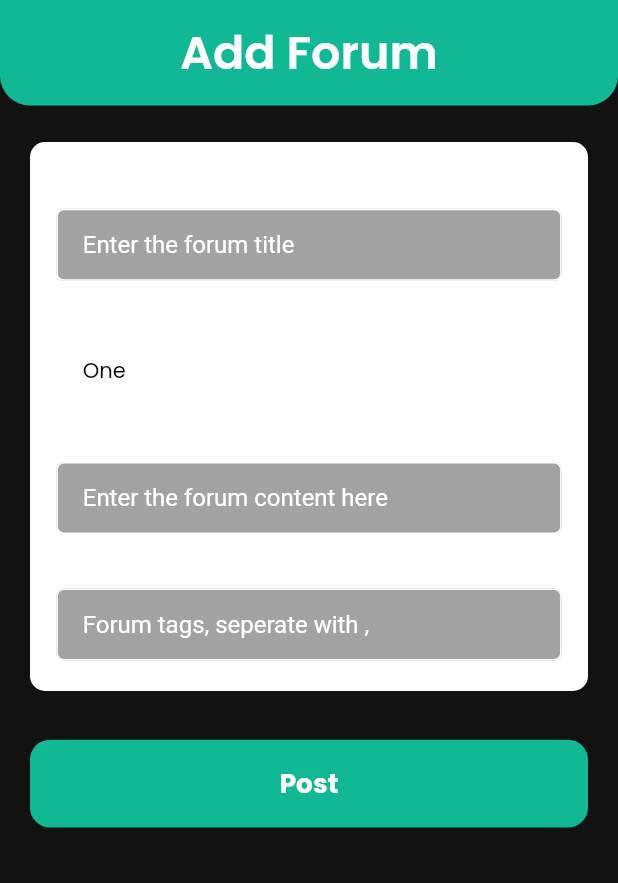
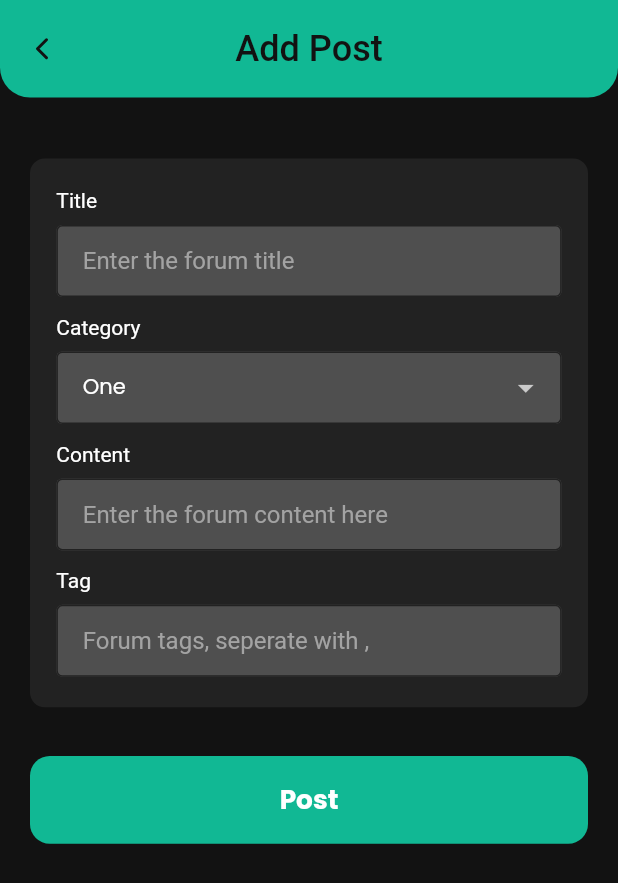
Before and after one commit to indrakurniawan902/cryptopedia, a Flutter app: the AddPost screen opened by its route, on a phone screen of 412 x 824 dp. Shown: the top 883 px of the screen. Run offline on Flutter 3.47's test engine with Material 2 defaults, Android fonts, the phone set to English and light mode, and no system bars; our stand-ins replace awesome_snackbar_content, firebase_auth, firebase_core, flutter_feather_icons, flutter_screenutil, google_sign_in and 2 more; missing offline and left inert: dart:ffi; accounts and stored records are empty; network calls fail; Roboto replaces fonts that are missing (Poppins-SemiBold).

Commit message:
feat: adjust with darkmode

```diff
--- a/lib/screen/add_post/add_post.dart
+++ b/lib/screen/add_post/add_post.dart
@@ -9,10 +9,12 @@
 import 'package:http/http.dart' as http;
 import 'package:provider/provider.dart';
 import '../../provider/auth_provider.dart';
+import '../../provider/theme_provider.dart';
 import '../../utils/constant/api_constant.dart';
 import '../../utils/constant/app_shadow.dart';
 import '../../utils/constant/app_text_style.dart';
 import '../components/button_component.dart';
+import '../components/default_appbar.dart';
 import '../components/pop_up_dialog.dart';
 // ignore: unused_import
 import '../components/snackbar.dart';
@@ -66,6 +68,12 @@
     }
 
     return Scaffold(
+      appBar: const DefaultAppbar(
+        size: 65,
+        title: 'Add Post',
+        isBack: true,
+        fontSize: 24,
+      ),
       body: SafeArea(
         child: SingleChildScrollView(
           child: Container(
@@ -73,37 +81,22 @@
               key: formKey,
               child: Column(
                 children: [
-                  Container(
-                    padding:
-                        EdgeInsets.symmetric(horizontal: 20.w, vertical: 12.h),
-                    width: double.infinity,
-                    decoration: const BoxDecoration(
-                      shape: BoxShape.rectangle,
-                      color: AppColors.primaryBrand,
-                      borderRadius: BorderRadius.only(
-                        bottomLeft: Radius.circular(20),
-                        bottomRight: Radius.circular(20),
-                      ),
-                    ),
-                    child: Text(
-                      "Add Forum",
-                      textAlign: TextAlign.center,
-                      style: headerStyleWhite,
-                    ),
-                  ),
                   Padding(
                     padding: const EdgeInsets.symmetric(horizontal: 20),
                     child: Column(
                       mainAxisAlignment: MainAxisAlignment.center,
                       children: [
-                        SizedBox(height: 24.h),
+                        SizedBox(height: 40.h),
                         Column(
                           children: [
-                            Container(
+                            Consumer<ThemeProvider>(
+                              builder: (context, value, child) => Container(
                                 padding: EdgeInsets.symmetric(
                                     horizontal: 16.w, vertical: 20.h),
                                 decoration: BoxDecoration(
-                                  color: Colors.white,
+                                    color: value.themeValue == false
+                                        ? AppColors.lightColor
+                                        : AppColors.darkModeFrame,
                                     borderRadius: BorderRadius.circular(10),
                                     boxShadow: const <BoxShadow>[
                                       AppShadow.shadow1,
@@ -134,20 +127,34 @@
                                         ),
                                         DropdownButtonFormField(
                                           value: category,
-                                        style: const TextStyle(
-                                          color: AppColors.darkColor,
+                                          style: TextStyle(
+                                            color: value.themeValue == false
+                                                ? AppColors.darkModeFrame
+                                                : AppColors.lightColor,
                                             fontFamily: "Poppins",
                                           ),
                                           decoration: InputDecoration(
                                             errorStyle: TextStyle(
                                               fontSize: 14.sp,
                                             ),
+                                            enabledBorder: OutlineInputBorder(
+                                              borderSide: BorderSide(
+                                                  color: value.themeValue ==
+                                                          false
+                                                      ? AppColors.gray4
+                                                      : AppColors.darkModeFrame,
+                                                  width: 1.0),
+                                            ),
                                             prefix: Padding(
-                                              padding:
-                                                  EdgeInsets.only(left: 16.w)),
-                                          contentPadding: EdgeInsets.symmetric(
-                                              vertical: 12.h),
-                                          fillColor: const Color(0xffFFFFFF),
+                                                padding: EdgeInsets.only(
+                                                    left: 16.w)),
+                                            contentPadding:
+                                                EdgeInsets.symmetric(
+                                              vertical: 12.h,
+                                            ),
+                                            fillColor: value.themeValue == false
+                                                ? AppColors.lightColor
+                                                : AppColors.gray2,
                                             filled: true,
                                             hintText:
                                                 "Select your forum category",
@@ -186,7 +193,8 @@
                                     ),
                                     FormFieldComponent(
                                       name: "Content",
-                                    placeholder: "Enter the forum content here",
+                                      placeholder:
+                                          "Enter the forum content here",
                                       validation: () {},
                                       controller: contentC,
                                       isDisable: false,
@@ -197,13 +205,15 @@
                                     ),
                                     FormFieldComponent(
                                       name: "Tag",
-                                    placeholder: "Forum tags, seperate with ,",
+                                      placeholder:
+                                          "Forum tags, seperate with ,",
                                       validation: () {},
                                       controller: tagC,
                                       isDisable: false,
                                       height: 1,
                                     ),
                                   ],
+                                ),
                               ),
                             ),
                             SizedBox(
@@ -221,7 +231,7 @@
                                         if (formKey.currentState!.validate()) {
                                           _postForum(context, () {
                                             Navigator.popAndPushNamed(
-                                                context, "/register-success");
+                                                context, "/home");
                                             showDialog(
                                               context: context,
                                               builder: (BuildContext context) {
--- a/lib/screen/auth_wrapper.dart
+++ b/lib/screen/auth_wrapper.dart
@@ -63,7 +63,7 @@
                       );
                     } else {
                       if (snapshot.hasData && snapshot.data!) {
-                        return const AddPost();
+                        return const Homepage();
                       } else {
                         return Registration(
                           userEmail: snapshotStream.data!.email,
--- a/lib/screen/components/form_field_component.dart
+++ b/lib/screen/components/form_field_component.dart
@@ -55,12 +55,24 @@
               contentPadding: EdgeInsets.symmetric(vertical: 12.h),
               fillColor: value.themeValue == false
                   ? AppColors.lightColor
-                  : AppColors.gray4,
+                  : AppColors.gray2,
               filled: true,
               hintText: placeholder,
+              hintStyle: TextStyle(
+                color: value.themeValue == false
+                    ? AppColors.gray4
+                    : AppColors.gray4,
+              ),
               focusedBorder: const OutlineInputBorder(
                 borderSide:
                     BorderSide(color: AppColors.primaryBrand, width: 1.0),
+              ),
+              enabledBorder: OutlineInputBorder(
+                borderSide: BorderSide(
+                    color: value.themeValue == false
+                        ? AppColors.gray4
+                        : AppColors.darkModeFrame,
+                    width: 1.0),
               ),
               border: OutlineInputBorder(
                 borderRadius: BorderRadius.circular(5.0),
--- a/lib/screen/components/pop_up_dialog.dart
+++ b/lib/screen/components/pop_up_dialog.dart
@@ -1,5 +1,8 @@
 import 'package:flutter/material.dart';
 import 'package:flutter_screenutil/flutter_screenutil.dart';
+import 'package:provider/provider.dart';
+import '../../provider/theme_provider.dart';
+import '../../utils/constant/app_colors.dart';
 
 class PopUpDialog extends StatelessWidget {
   const PopUpDialog({
@@ -14,13 +17,22 @@
 
   @override
   Widget build(BuildContext context) {
-    return Dialog(
+    return Consumer<ThemeProvider>(
+      builder: (context, value, child) => Dialog(
         shape: RoundedRectangleBorder(
           borderRadius: BorderRadius.circular(20),
         ),
         elevation: 0,
         backgroundColor: Colors.transparent,
         child: Container(
+          padding: EdgeInsets.symmetric(horizontal: 24.w, vertical: 24.h),
+          decoration: BoxDecoration(
+            shape: BoxShape.rectangle,
+            color: value.themeValue == false
+                ? AppColors.lightColor
+                : AppColors.gray2,
+            borderRadius: BorderRadius.circular(20),
+          ),
           child: Column(
             mainAxisSize: MainAxisSize.min,
             mainAxisAlignment: MainAxisAlignment.center,
@@ -39,11 +51,6 @@
               Text(description),
             ],
           ),
-        padding: EdgeInsets.symmetric(horizontal: 24.w, vertical: 24.h),
-        decoration: BoxDecoration(
-          shape: BoxShape.rectangle,
-          color: Colors.white,
-          borderRadius: BorderRadius.circular(20),
         ),
       ),
     );
--- a/lib/screen/homepage.dart
+++ b/lib/screen/homepage.dart
@@ -27,7 +27,13 @@
               onClickFunction: () {
                 Navigator.pushNamed(context, '/profile');
               },
-              isDisable: false)
+              isDisable: false),
+          ButtonComponent(
+              text: 'Add Post',
+              onClickFunction: () {
+                Navigator.pushNamed(context, '/add-post');
+              },
+              isDisable: false),
         ],
       )),
     );
```
Lines whose indentation alone changed are shown as unchanged.
